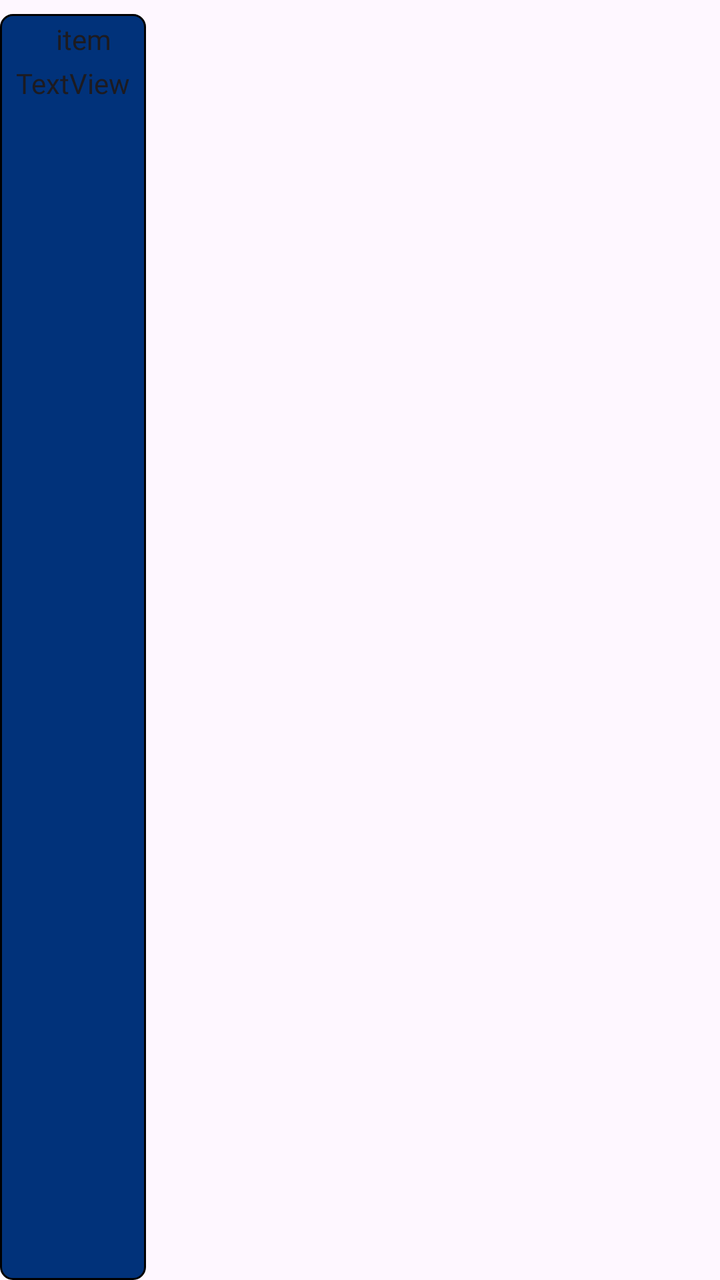
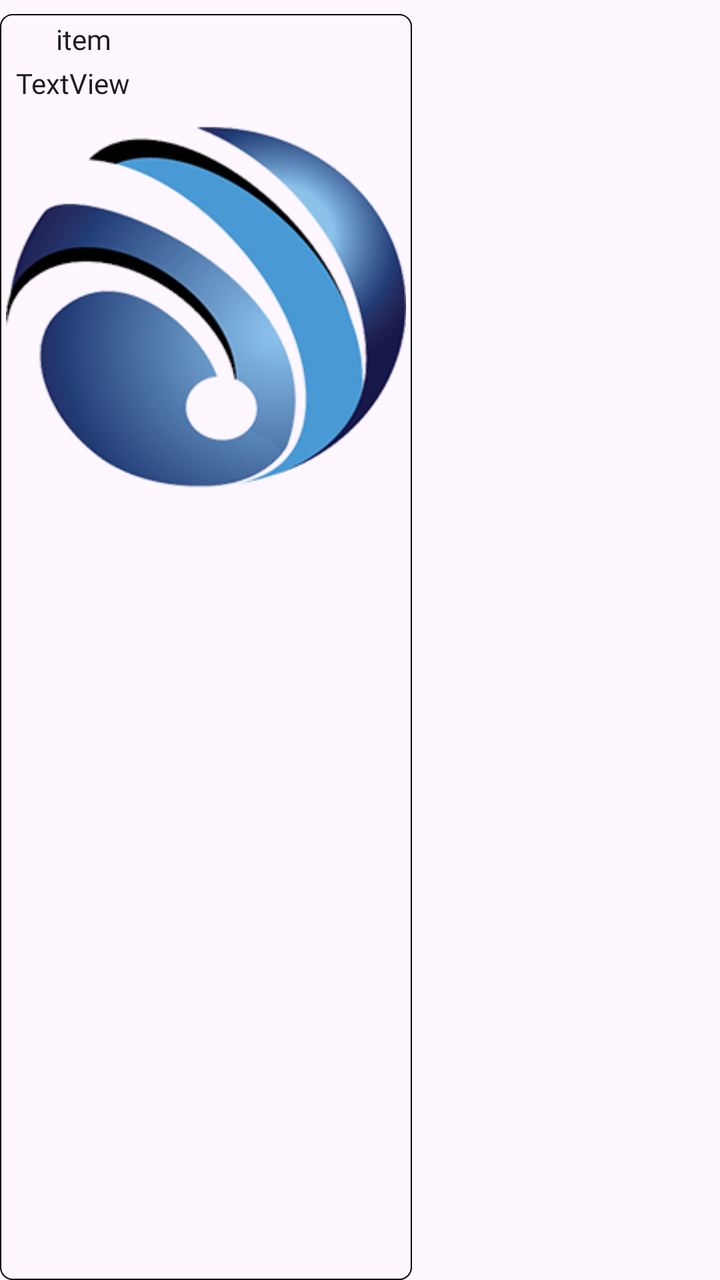

An Android layout rendered at two revisions. The XML below is the earlier revision; the diff shows what the commit changed to produce the second picture.
<!-- AndroidManifest.xml: application theme Theme.EAndroid -->
<!-- res/layout/activity_listview.xml -->
<?xml version="1.0" encoding="utf-8"?>
<LinearLayout xmlns:android="http://schemas.android.com/apk/res/android"
    android:id="@+id/rootView"
    android:layout_width="match_parent"
    android:layout_height="match_parent"
    android:orientation="vertical">

    <LinearLayout
        android:id="@+id/zereroot2"
        android:layout_width="wrap_content"
        android:layout_height="match_parent"
        android:layout_marginTop="7dp"
        android:background="@drawable/my_chat_bg"
        android:orientation="vertical"
        android:paddingLeft="3dp"
        android:paddingTop="3dp"
        android:paddingRight="3dp"
        android:paddingBottom="3dp">

        <LinearLayout

            android:id="@+id/zereroot"
            android:layout_width="match_parent"
            android:layout_height="wrap_content"
            android:gravity="top|left|fill_vertical"
            android:orientation="horizontal">

            <ImageView
                android:id="@+id/IvPicture"
                android:layout_width="16dp"
                android:layout_height="16dp" />

            <TextView
                android:id="@+id/label"
                style="@style/Vazir"
                android:layout_width="wrap_content"
                android:layout_height="wrap_content"
                android:paddingHorizontal="9dp"
                android:text="item" />


        </LinearLayout>

        <TextView
            android:id="@+id/mainMessages"
            style="@style/Vazir"
            android:layout_width="match_parent"
            android:layout_height="wrap_content"
            android:paddingHorizontal="5dp"
            android:paddingVertical="3dp"
            android:text="TextView" />


    </LinearLayout>

</LinearLayout>
<!-- resources referenced by this layout -->
<resources>
  <!-- drawable my_chat_bg (drawable) -->
  <shape xmlns:android="http://schemas.android.com/apk/res/android"
      android:shape="rectangle">
      <corners
          android:radius="6dp"
           />
      <solid android:color="@color/dark_bg6" />
      <stroke
          android:width="1dp"
          android:color="@android:color/black"/>
  </shape>
  <style name="Vazir" parent="Theme.AppCompat.Light.NoActionBar">
          <item name="android:fontFamily">@font/vazir</item>
          <item name="fontFamily">@font/vazir</item> 
      </style>
  <style name="Theme.EAndroid" parent="Base.Theme.EAndroid" />
  <color name="dark_bg6">#01327A</color>
  <style name="Base.Theme.EAndroid" parent="Theme.Material3.DayNight.NoActionBar">
          
          
      </style>
</resources>

<!-- the commit's change to res/layout/activity_listview.xml (unified diff, before → after) -->
@@ -10,7 +10,7 @@
         android:layout_width="wrap_content"
         android:layout_height="match_parent"
         android:layout_marginTop="7dp"
-        android:background="@drawable/my_chat_bg"
+        android:background="@drawable/my_chat_bg2"
         android:orientation="vertical"
         android:paddingLeft="3dp"
         android:paddingTop="3dp"
@@ -50,6 +50,12 @@
             android:paddingVertical="3dp"
             android:text="TextView" />
 
+        <ImageView
+            android:id="@+id/bigImage_id"
+            android:layout_width="200dp"
+            android:layout_height="200dp"
+            android:src="@drawable/ee" />
+
 
     </LinearLayout>
 
<!-- resource entries referenced after the edit -->
@@ -1,14 +1,15 @@
 <!-- resources referenced by this layout -->
 <resources>
-  <!-- drawable my_chat_bg (drawable) -->
+  <!-- drawable ee: png bitmap (drawable, 90028 bytes) -->
+  <!-- drawable my_chat_bg2 (drawable) -->
   <shape xmlns:android="http://schemas.android.com/apk/res/android"
       android:shape="rectangle">
       <corners
           android:radius="6dp"
-           />
-      <solid android:color="@color/dark_bg6" />
+          />
+  
       <stroke
-          android:width="1dp"
+          android:width="0.8dp"
           android:color="@android:color/black"/>
   </shape>
   <style name="Vazir" parent="Theme.AppCompat.Light.NoActionBar">
@@ -16,7 +17,6 @@
           <item name="fontFamily">@font/vazir</item> 
       </style>
   <style name="Theme.EAndroid" parent="Base.Theme.EAndroid" />
-  <color name="dark_bg6">#01327A</color>
   <style name="Base.Theme.EAndroid" parent="Theme.Material3.DayNight.NoActionBar">
           
           
